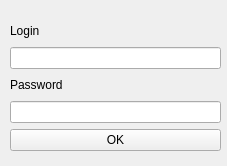
Above: Login/GUI2.ui from leobbs89/Projetos-Pessoais before the change. Below: the same form after it.
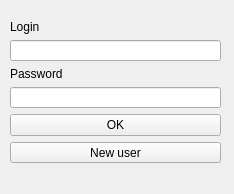
That is the form after the change.

Commit message: new_user_ui first implement. No functions yet

Patch:
```diff
--- a/Login/GUI2.ui
+++ b/Login/GUI2.ui
@@ -6,8 +6,8 @@
    <rect>
     <x>0</x>
     <y>0</y>
-    <width>227</width>
-    <height>166</height>
+    <width>234</width>
+    <height>194</height>
    </rect>
   </property>
   <property name="windowTitle">
@@ -20,7 +20,7 @@
       <x>10</x>
       <y>20</y>
       <width>211</width>
-      <height>131</height>
+      <height>144</height>
      </rect>
     </property>
     <layout class="QVBoxLayout" name="verticalLayout">
@@ -54,6 +54,13 @@
        </property>
       </widget>
      </item>
+     <item>
+      <widget class="QPushButton" name="new_user_button">
+       <property name="text">
+        <string>New user</string>
+       </property>
+      </widget>
+     </item>
     </layout>
    </widget>
   </widget>
```
The commit also changes 4 other files.
